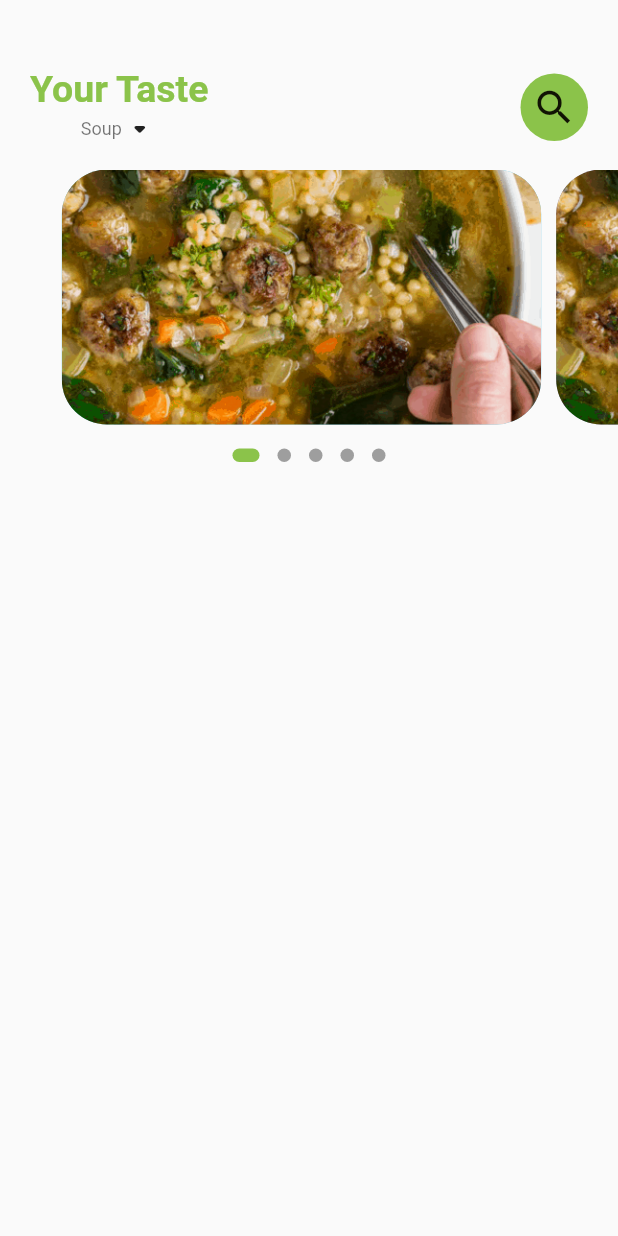
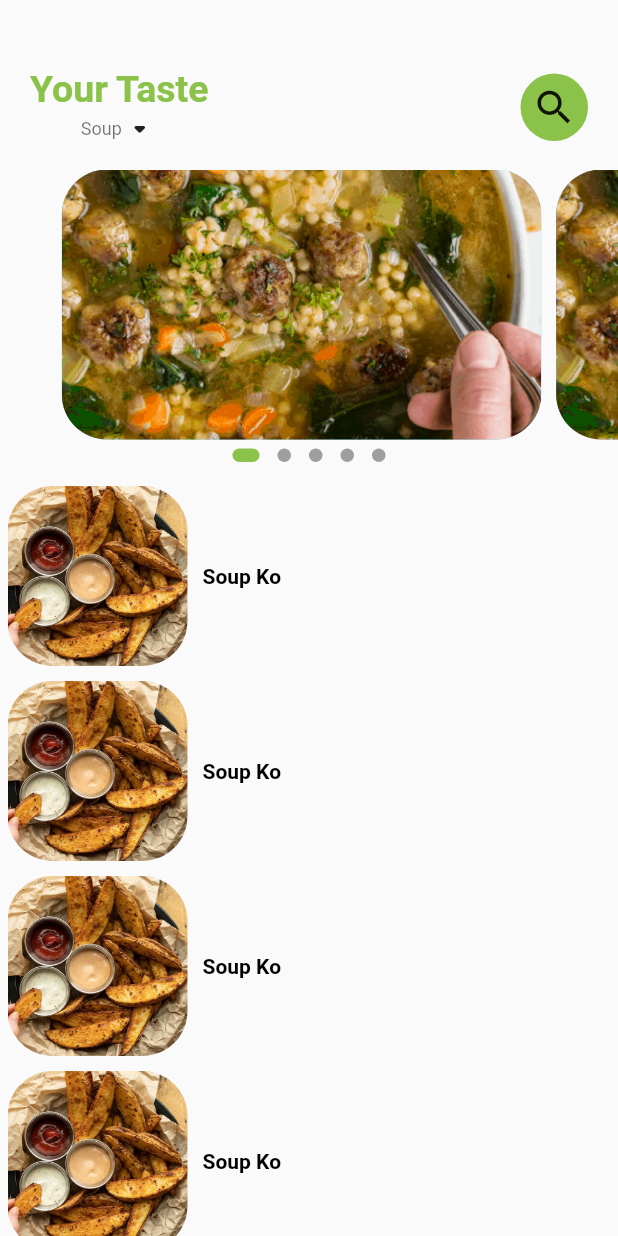
Before and after one commit to LINNAHUOT/flutter_project, a Flutter app: the screen it shows after launch, on a phone screen of 412 x 824 dp. Run offline on Flutter 3.47's test engine with Material 2 defaults, Android fonts, the phone set to English and light mode, and no system bars; drawn by our look-alikes of dots_indicator; our stand-ins replace get; Roboto replaces fonts that are missing (RobotoMono, samantha).

Commit message:
'homelist'

```diff
--- /dev/null
+++ b/lib/data/soup_data.dart
@@ -0,0 +1,22 @@
+const SOUPDATA=[
+  {
+    "title": "Soup Ko",
+    "image": "assets/images/fries.jpg"
+  },
+  {
+    "title": "Soup Ko",
+    "image": "assets/images/fries.jpg"
+  },
+  {
+    "title": "Soup Ko",
+    "image": "assets/images/fries.jpg"
+  },
+  {
+    "title": "Soup Ko",
+    "image": "assets/images/fries.jpg"
+  },
+  {
+    "title": "Soup Ko",
+    "image": "assets/images/fries.jpg"
+  }
+];
--- a/lib/screens/home_screen.dart
+++ b/lib/screens/home_screen.dart
@@ -4,10 +4,13 @@ import 'dart:math';
 import 'package:dots_indicator/dots_indicator.dart';
 import 'package:flutter/material.dart';
 import 'package:flutter/services.dart';
+import 'package:yourtaste/components/dimensions.dart';
 import 'package:yourtaste/data/soup.dart';
 import '../components/btext.dart';
 import '../components/colors.dart';
 import '../components/stext.dart';
+import '../data/soup_data.dart';
+import 'details_screen.dart';
 
 class HomeScreen extends StatefulWidget {
   const HomeScreen({Key? key}) : super(key: key);
@@ -81,12 +84,17 @@ class _HomeScreenState extends State<HomeScreen> {
                 )
             ),
           ),
-          HomeBody(items),
+          Expanded(child: SingleChildScrollView(
+            child: HomeBody(items),
+          )),
         ],
       ),
     );
   }
 }
+
+
+
 class HomeBody extends StatefulWidget {
   List<SoupDart> items = [];
   HomeBody(List<SoupDart> items){
@@ -101,6 +109,7 @@ class _HomeBodyState extends State<HomeBody> {
   PageController pageController = PageController(viewportFraction: 0.80);
   var _currPageValue = 0.0;
   List<SoupDart> items = [];
+  //List<> items = [];
 
   _HomeBodyState(List<SoupDart> items){
     this.items = items;
@@ -144,6 +153,67 @@ class _HomeBodyState extends State<HomeBody> {
                 borderRadius: BorderRadius.circular(5.0)),
           ),
         ),
+        SizedBox(height: 10,),
+       Container(
+         height:700,
+         child:  ListView.builder(
+             physics: NeverScrollableScrollPhysics(),
+             shrinkWrap: true,
+             itemCount: SOUPDATA.length,
+             itemBuilder: (BuildContext context,int index){
+    var post=SOUPDATA.elementAt(index) ;
+    print("===>post ${post["image"]}");
+    // return GestureDetector(
+    // onTap: () {
+    // Navigator.of(context).push(MaterialPageRoute(
+    // builder: (context) => DetailScreen()));
+    return Container(
+    margin: EdgeInsets.only(left: 5,right: 5,bottom: 10),
+    child: Row(
+    children: [
+    Container(
+    width: 120,
+    height: 120,
+    decoration: BoxDecoration(
+    borderRadius: BorderRadius.circular(30),
+    color: Colors.white38,
+    image: DecorationImage(
+    image: ExactAssetImage(
+    "${post["image"]}",
+    ),
+    fit: BoxFit.fitHeight,
+    ),
+    )),
+    SizedBox(
+    width: 10,
+    ),
+    Column(
+    crossAxisAlignment: CrossAxisAlignment.start,
+    children: <Widget>[
+    Text(
+    "${post["title"]}",
+    style: const TextStyle(
+    fontSize: 14,
+    fontWeight: FontWeight.bold,
+    color: Colors.black),
+    ),
+    ]),
+    ]));
+    }))],
+            );
+
+    // ListTile(
+    //     leading: Icon(Icons.list),
+    //     trailing: Text("GFG",
+    //       style: TextStyle(
+    //           color: Colors.green,fontSize: 15),),
+    //     title:Text("List item $index")
+    // );
+    }
+    // );
+    // }),
+    //
+
          // Container(
         //   height: 100,
         //   child: ListView.separated(
@@ -157,16 +227,77 @@ class _HomeBodyState extends State<HomeBody> {
         //       );
         //     }, separatorBuilder: (BuildContext context, int index) { return Divider(); },),
         // )
-      ],
-
-    );
+    // Positioned(
+    // top:130 ,//size.height * 0.25 + space
+    // right: 0,
+    // left: 0,
+    // child: Container(
+    // decoration: BoxDecoration(
+    // color: Color(0xffF1F1FA),
+    // borderRadius: BorderRadius.only(
+    // topLeft: Radius.circular(40),
+    // topRight: Radius.circular(40) //Radius=40
+    // ),
+    // )
+    // )
+        // ListView.builder(
+        //     physics: BouncingScrollPhysics(
+        //         parent: AlwaysScrollableScrollPhysics()),
+        //     shrinkWrap: true,
+        //     itemCount: items.length,
+        //     itemBuilder: (context, index) {
+        //       var post = items[index];
+        //       print("===>post ${post.image}");
+        //       return GestureDetector(
+        //         onTap: () {
+        //           Navigator.of(context).push(MaterialPageRoute(
+        //               builder: (context) => DetailScreen()));
+        //           // Navigate to Certain Video of the list from DATABASE
+        //         },
+        //         child: Container(
+        //           margin: EdgeInsets.only(top: 30),//size.width * 0.031597
+        //           child: Row(
+        //             crossAxisAlignment: CrossAxisAlignment.start,
+        //             children: [
+        //               Container(
+        //                   height: 80.0,
+        //                   width: 80.0,
+        //                   decoration: BoxDecoration(
+        //                     borderRadius: BorderRadius.all(
+        //                       Radius.circular(5),
+        //                     ),
+        //                     image: DecorationImage(
+        //                       image: ExactAssetImage(
+        //                         "${post.image}",
+        //                       ),
+        //                       fit: BoxFit.fitHeight,
+        //                     ),
+        //                   )),
+        //               SizedBox(
+        //                 width: 10,
+        //               ),
+        //               Column(
+        //                 crossAxisAlignment: CrossAxisAlignment.start,
+        //                 children: <Widget>[
+        //                   Text(
+        //                     "${post.title}",
+        //                     style: const TextStyle(
+        //                         fontSize: 14,
+        //                         fontWeight: FontWeight.bold,
+        //                         color: Colors.black),
+        //                   ),
+        //                  ],
+        //           ),
+        //         ]),
+        //       ));
+        //     })
   }
 
   Widget _buildPageItem(int index) {
     return Stack(
       children: [
         Container(
-          height: 170,
+          height: 180,
           margin: EdgeInsets.only(left: 0, right: 10),
           decoration: BoxDecoration(
               borderRadius: BorderRadius.circular(30),
@@ -182,5 +313,3 @@ class _HomeBodyState extends State<HomeBody> {
     );
 
   }
-
-}
```
Also changed, not shown: lib/components/dimensions.dart (added, +26 -0 lines), lib/screens/details_screen.dart (added, +17 -0 lines).
